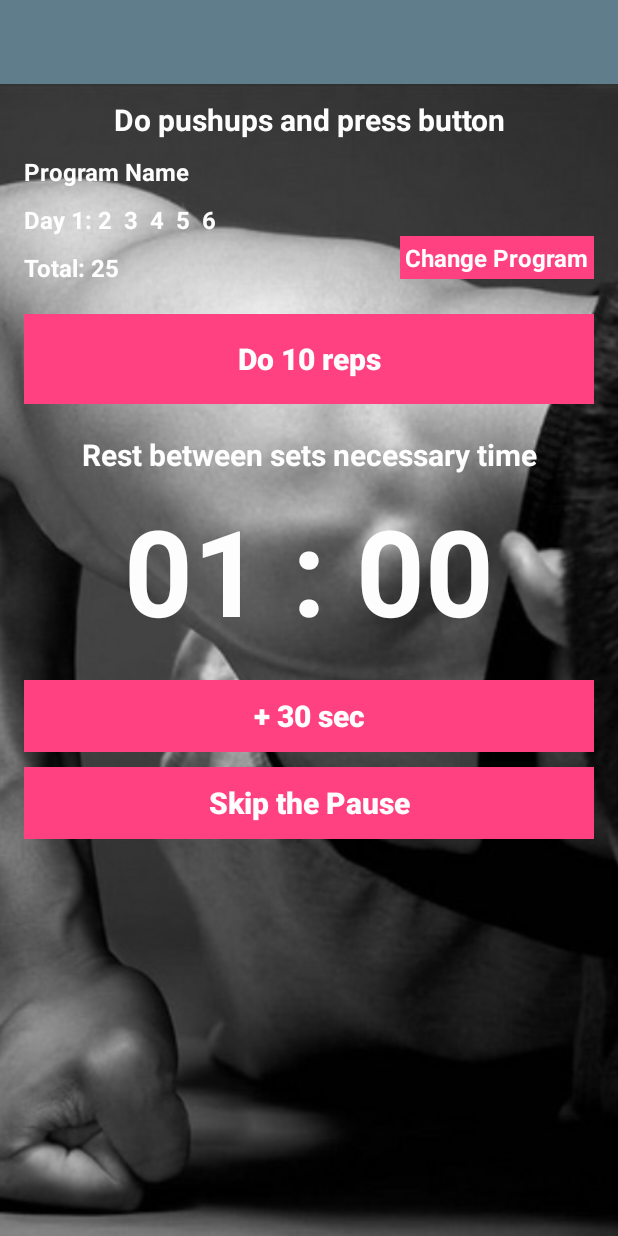
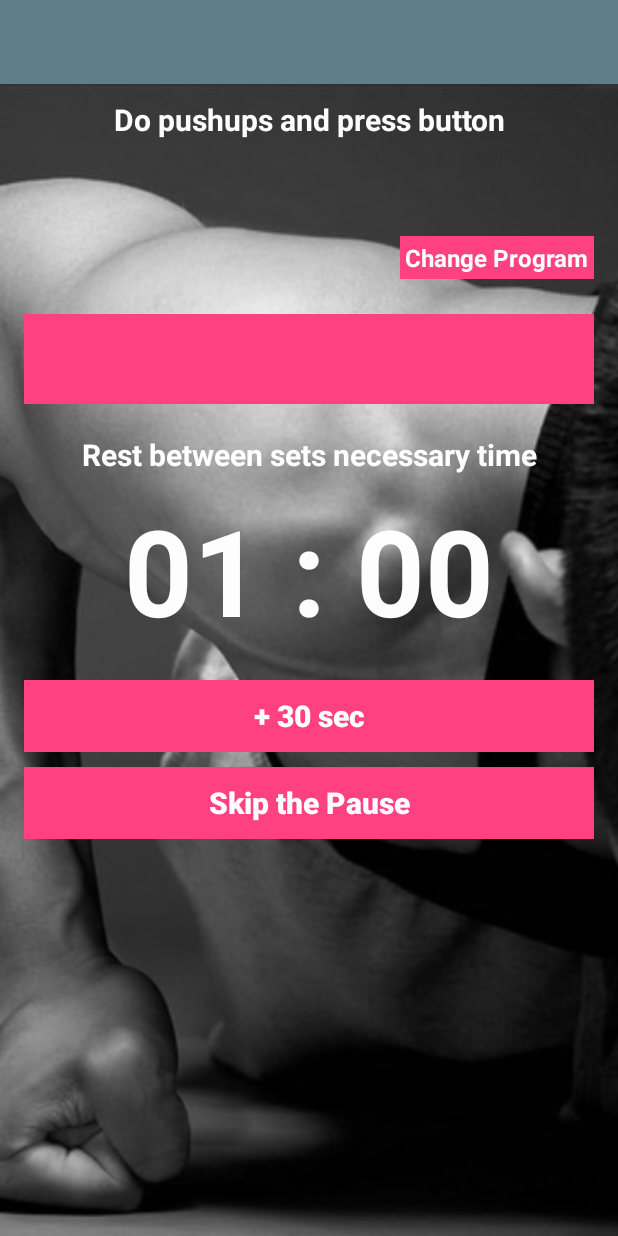
Before and after one commit to r4mstein/MyWorkouts, an Android app: the layout activity_main.xml on its own in the app's theme, with its tools: preview values and no code run, on a phone screen of 412 x 824 dp. Run offline under Robolectric (Android 15) with nearby library versions, the phone set to English and light mode, and no system bars; plain views replace RippleView.

Commit message:
second commit

```diff
--- a/app/src/main/res/layout/activity_main.xml
+++ b/app/src/main/res/layout/activity_main.xml
@@ -1,27 +1,12 @@
 <?xml version="1.0" encoding="utf-8"?>
 <android.support.design.widget.CoordinatorLayout
     xmlns:android="http://schemas.android.com/apk/res/android"
-    xmlns:app="http://schemas.android.com/apk/res-auto"
     xmlns:tools="http://schemas.android.com/tools"
     android:layout_width="match_parent"
     android:layout_height="match_parent"
     android:fitsSystemWindows="true"
     tools:context="ua.r4mstein.myworkouts.MainActivity">
 
-    <!--<android.support.design.widget.AppBarLayout-->
-        <!--android:layout_width="match_parent"-->
-        <!--android:layout_height="wrap_content"-->
-        <!--android:theme="@style/AppTheme.AppBarOverlay">-->
-
-        <!--<android.support.v7.widget.Toolbar-->
-            <!--android:id="@+id/toolbar"-->
-            <!--android:layout_width="match_parent"-->
-            <!--android:layout_height="?attr/actionBarSize"-->
-            <!--android:background="?attr/colorPrimary"-->
-            <!--app:popupTheme="@style/AppTheme.PopupOverlay"/>-->
-
-    <!--</android.support.design.widget.AppBarLayout>-->
-
     <include layout="@layout/content_main"/>
 
 
--- a/app/src/main/res/layout/content_main.xml
+++ b/app/src/main/res/layout/content_main.xml
@@ -58,7 +58,6 @@
                     android:layout_below="@id/main_label"
                     android:layout_marginLeft="16dp"
                     android:layout_marginTop="10dp"
-                    android:text="Program Name"
                     android:textColor="@color/colorWhite"
                     android:textSize="16sp"
                     android:textStyle="bold"/>
@@ -70,7 +69,6 @@
                     android:layout_below="@id/program_name"
                     android:layout_marginLeft="16dp"
                     android:layout_marginTop="10dp"
-                    android:text="Day 1:"
                     android:textColor="@color/colorWhite"
                     android:textSize="16sp"
                     android:textStyle="bold"/>
@@ -83,7 +81,6 @@
                     android:layout_marginLeft="4dp"
                     android:layout_toEndOf="@+id/program_day"
                     android:layout_toRightOf="@+id/program_day"
-                    android:text="2  3  4  5  6"
                     android:textColor="@color/colorWhite"
                     android:textSize="16sp"
                     android:textStyle="bold"/>
@@ -95,7 +92,6 @@
                     android:layout_below="@id/program_day"
                     android:layout_marginLeft="16dp"
                     android:layout_marginTop="10dp"
-                    android:text="Total: 25"
                     android:textColor="@color/colorWhite"
                     android:textSize="16sp"
                     android:textStyle="bold"/>
@@ -116,7 +112,6 @@
                         android:layout_height="60dp"
                         android:background="@color/colorAccent"
                         android:onClick="onClickDoButton"
-                        android:text="Do 10 reps"
                         android:textAllCaps="false"
                         android:textColor="@color/colorWhite"
                         android:textSize="20sp"
--- a/app/src/main/res/menu/menu_drawer.xml
+++ b/app/src/main/res/menu/menu_drawer.xml
@@ -4,21 +4,21 @@
     <item
         android:id="@+id/nav_item_pushups"
         android:icon="@mipmap/ic_numeric_1_box"
-        android:title="Pushups" />
+        android:title="@string/pushups" />
 
     <item
         android:id="@+id/nav_item_pullups"
         android:icon="@mipmap/ic_numeric_2_box"
-        android:title="Pullups" />
+        android:title="@string/pullups" />
 
     <item
         android:id="@+id/nav_item_squats"
         android:icon="@mipmap/ic_numeric_3_box"
-        android:title="Squats" />
+        android:title="@string/squats" />
 
     <item
         android:id="@+id/nav_item_dips"
         android:icon="@mipmap/ic_numeric_4_box"
-        android:title="Dips" />
+        android:title="@string/dips" />
 
 </menu>
--- a/app/src/main/res/values/strings.xml
+++ b/app/src/main/res/values/strings.xml
@@ -30,5 +30,9 @@
     <string name="day">Day</string>
     <string name="total">Total</string>
     <string name="list_of_exercises">List of Exercises</string>
+    <string name="pushups">Pushups</string>
+    <string name="pullups">Pullups</string>
+    <string name="squats">Squats</string>
+    <string name="dips">Dips</string>
 
 </resources>
```
Also changed, not shown: app/src/main/res/menu/menu_main.xml (deleted, +0 -10 lines).
